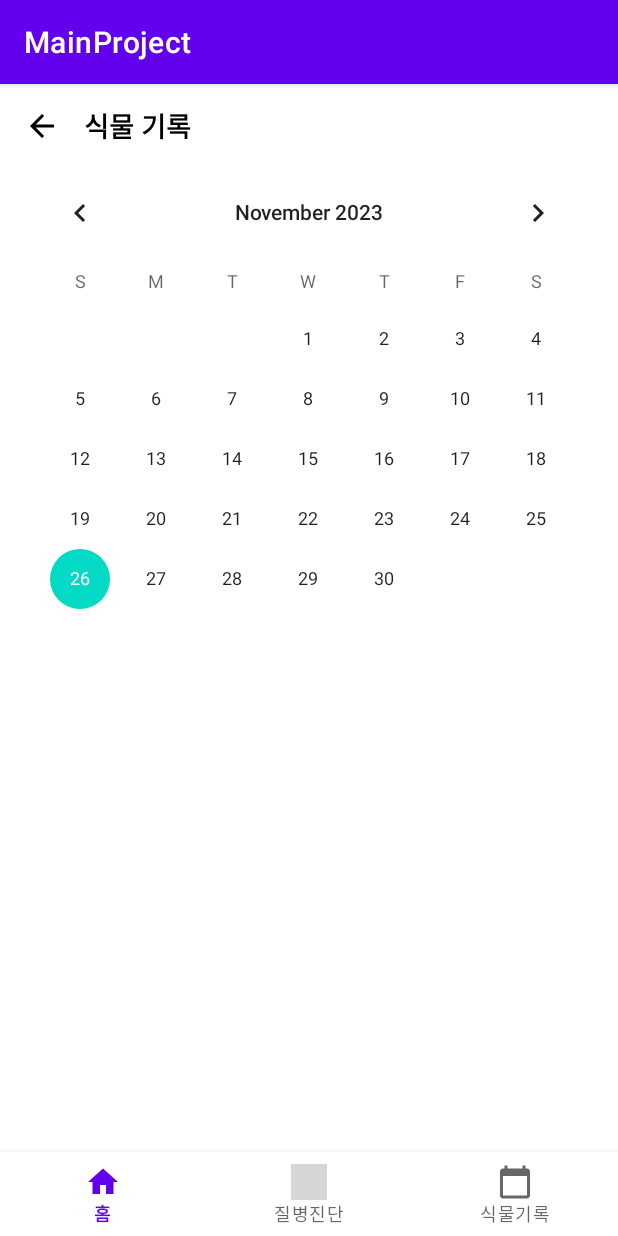
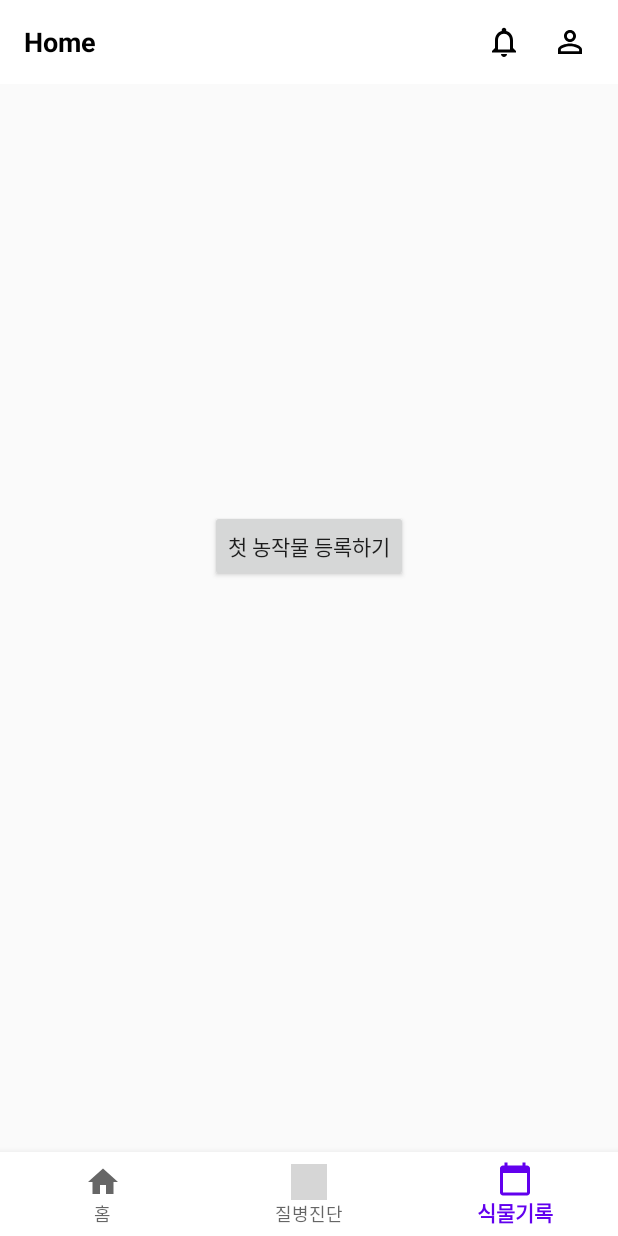
Before and after one commit to ProgFriends/MainProject, an Android app: the screen it shows after launch (CalenderActivity before the commit, FirstHome after it), item 3 of the bottom bar chosen, on a phone screen of 412 x 824 dp. Run offline under Robolectric (Android 15) with nearby library versions, the phone set to English and light mode, and no system bars; grey boxes are pictures that could not be loaded.

Commit message:
수정중

```diff
--- a/app/src/main/java/com/prog/mainproject/MainActivity.kt
+++ b/app/src/main/java/com/prog/mainproject/FirstHome.kt
@@ -5,10 +5,10 @@ import androidx.appcompat.app.AppCompatActivity
 import android.os.Bundle
 import com.google.android.material.bottomnavigation.BottomNavigationView
 
-class MainActivity : AppCompatActivity() {
+class FirstHome : AppCompatActivity() {
     override fun onCreate(savedInstanceState: Bundle?) {
         super.onCreate(savedInstanceState)
-        setContentView(R.layout.activity_main)
+        setContentView(R.layout.home_first)
 
         val bottomNavigationView = findViewById<BottomNavigationView>(R.id.bottomNavigationView)
 
@@ -18,7 +18,7 @@ class MainActivity : AppCompatActivity() {
 
                 R.id.page_ps -> {
                     // 식물 기록 아이템 클릭 시 캘린더 화면으로 이동
-                    startActivity(Intent(this@MainActivity, CalenderActivity::class.java))
+                    //startActivity(Intent(this@MainActivity, CalenderActivity::class.java))
                     true
                 }
 
--- a/app/src/main/res/layout/activity_main.xml
+++ b/app/src/main/res/layout/home_first.xml
@@ -4,12 +4,12 @@
     xmlns:tools="http://schemas.android.com/tools"
     android:layout_width="match_parent"
     android:layout_height="match_parent"
-    tools:context=".MainActivity">
+    tools:context=".FirstHome">
 
     <androidx.appcompat.widget.Toolbar
         android:id="@+id/toolbar"
         android:layout_width="match_parent"
-        android:layout_height="?attr/actionBarSize"
+        android:layout_height="?android:attr/actionBarSize"
         android:background="@color/white"
         app:layout_constraintTop_toTopOf="parent">
 
--- /dev/null
+++ b/app/src/main/res/layout/home_second.xml
@@ -0,0 +1,6 @@
+<?xml version="1.0" encoding="utf-8"?>
+<androidx.constraintlayout.widget.ConstraintLayout xmlns:android="http://schemas.android.com/apk/res/android"
+    android:layout_width="match_parent"
+    android:layout_height="match_parent">
+
+</androidx.constraintlayout.widget.ConstraintLayout>
--- a/app/src/main/res/values/themes.xml
+++ b/app/src/main/res/values/themes.xml
@@ -1,6 +1,6 @@
 <resources xmlns:tools="http://schemas.android.com/tools">
     <!-- Base application theme. -->
-    <style name="Theme.MainProject" parent="Theme.MaterialComponents.DayNight.DarkActionBar">
+    <style name="Theme.MainProject" parent="Theme.AppCompat.Light.NoActionBar">
         <!-- Primary brand color. -->
         <item name="colorPrimary">@color/purple_500</item>
         <item name="colorPrimaryVariant">@color/purple_700</item>
```
Also changed, not shown: app/src/main/AndroidManifest.xml (+21 -16 lines).
